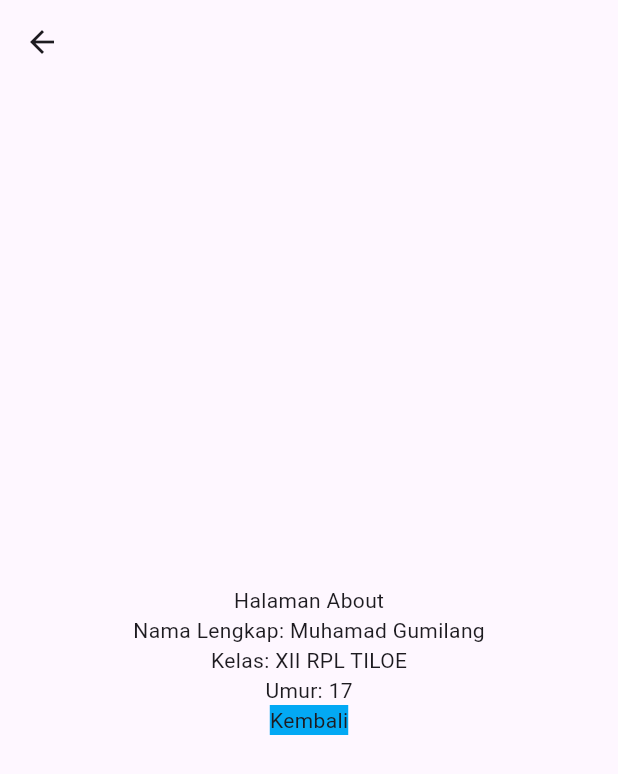
After one commit to muhamadgumilang/fluter-nyan, a Flutter app: the screen it shows after launch, after a tap on "pindah halaman about", on a phone screen of 412 x 824 dp. The commit adds this screen. Shown: the top 774 px of the screen. Run offline on Flutter 3.47's test engine with Material 3 defaults, Android fonts, the phone set to English and light mode, and no system bars; network calls fail.

Commit message:
navigation

```diff
--- /dev/null
+++ b/lib/Navigation/about_page.dart
@@ -0,0 +1,42 @@
+import 'package:flutter/material.dart';
+
+class AboutPage extends StatelessWidget {
+  final String nama, kelas;
+  final int umur;
+
+
+  AboutPage({
+    super.key,
+    required this.nama,
+    required this.kelas,
+    required this.umur
+  });
+
+
+  @override
+  Widget build(BuildContext context) {
+    return Scaffold(
+      appBar: AppBar(),
+      body: Center(
+        child: Column(
+          mainAxisAlignment: MainAxisAlignment.center,
+          children: [
+            Text("Halaman About"),
+            Text("Nama Lengkap: ${nama}"),
+             Text("Kelas: ${kelas}"),
+             Text("Umur: ${umur}"),
+            GestureDetector(
+              onTap: () {
+                Navigator.pop(context);
+              },
+              child: Container(
+                color: Colors.lightBlue,
+                child: Text("Kembali"),
+              ),
+            )
+          ],
+        ),
+      ),
+    );
+  }
+}
--- /dev/null
+++ b/lib/Navigation/contoh_nav.dart
@@ -0,0 +1,68 @@
+import 'package:flutter/material.dart';
+import 'package:flutter_gumilang/Navigation/about_page.dart';
+
+class Contoh extends StatelessWidget {
+  const Contoh({super.key});
+
+  @override
+  Widget build(BuildContext context) {
+    return Scaffold(
+
+      body: Center(
+        child: Column(
+          children: [
+            ElevatedButton(onPressed: () {
+              Navigator.push(
+                context,
+              MaterialPageRoute(
+                builder: (context) {
+                  return AboutPage(
+                    nama: "Muhamad Gumilang",
+                    kelas: "XII RPL TILOE",
+                    umur: 17,
+                  );
+                }
+                ),
+                );
+            },
+            child: Text("pindah halaman about")
+            ),
+              ElevatedButton(
+                  onPressed: () {
+                 Navigator.pushNamed(context, '/grid');
+                 },
+                  child: Text("Latihan Grid"),
+               ),
+                ElevatedButton(
+                  onPressed: () {
+                 Navigator.pushNamed(context, '/list');
+                 },
+                  child: Text("Latihan list"),
+               ),
+               ElevatedButton(
+                  onPressed: () {
+                 Navigator.pushNamed(context, '/latihanlist');
+                 },
+                  child: Text("Latihan List"),
+               ),
+               ElevatedButton(
+                  onPressed: () {
+                 Navigator.pushNamed(context, '/latihanrowcolumn');
+                 },
+                  child: Text("Latihan Row/Column"),
+               ),
+               ElevatedButton(
+                  onPressed: () {
+                 Navigator.pushNamed(context, '/latihansizebox');
+                 },
+                  child: Text("Latihan Sizebox"),
+               ),
+
+
+          ],
+        ),
+
+      ),
+    );
+  }
+}
--- a/lib/gridview/grid_builder.dart
+++ b/lib/gridview/grid_builder.dart
@@ -32,7 +32,9 @@ class GridBuilderWidget extends StatelessWidget {
 
   @override
   Widget build(BuildContext context) {
-    return GridView.builder(
+    return Scaffold(
+      appBar: AppBar(),
+        body:  GridView.builder(
           padding: EdgeInsets.all(10),
           itemCount: produk.length,
           gridDelegate: SliverGridDelegateWithFixedCrossAxisCount(
@@ -60,6 +62,8 @@ class GridBuilderWidget extends StatelessWidget {
                 ),
               );
             },
+        ),
+
     );
   }
 }
--- a/lib/listview_widget/list_builder_widget.dart
+++ b/lib/listview_widget/list_builder_widget.dart
@@ -9,7 +9,9 @@ class ListBuilderWidget extends StatelessWidget {
 
   @override
   Widget build(BuildContext context) {
-    return ListView.builder(
+    return Scaffold(
+      appBar: AppBar(),
+        body:  ListView.builder(
           itemCount: partai.length,
           itemBuilder: (context, index) {
             return Container(
@@ -18,6 +20,7 @@ class ListBuilderWidget extends StatelessWidget {
             child: Center(child: Text(partai[index].toString())),
             );
           },
+        ),
     );
   }
 }
--- a/lib/main.dart
+++ b/lib/main.dart
@@ -1,4 +1,5 @@
 import 'package:flutter/material.dart';
+import 'package:flutter_gumilang/Navigation/contoh_nav.dart';
 import 'package:flutter_gumilang/container_widget/container_widget.dart';
 import 'package:flutter_gumilang/container_widget/latihan_container.dart';
 import 'package:flutter_gumilang/gridview/gird_basic.dart';
@@ -34,14 +35,26 @@ class MyApp extends StatelessWidget {
   @override
   Widget build(BuildContext Context) {
     return MaterialApp(
-      debugShowCheckedModeBanner: false,
-      home: Scaffold(
-        appBar : AppBar(
-          title: Text("Latihan"),
-          backgroundColor: Colors.white,
-        ), // AppBar
-        body: GridLatihanWidget() // Center
-      ) //Scaffold
+      initialRoute: '/',
+      routes: {
+        // Maping From route name to page
+        '/':(context) => Contoh(),
+        '/grid':(context) => GridBuilderWidget(),
+        '/list' :(context) => ListBuilderWidget(),
+        '/latihanlist' :(context) => LatihanView(),
+        '/latihanrowcolumn' :(context) => Latihan(),
+        '/latihansizebox' :(context) => LatihanPakaceDua(),
+
+
+      },
+
+
+      // debugShowCheckedModeBanner: false,
+      // home: Scaffold(appBar : AppBar( title: Text("Latihan"),
+      //     backgroundColor: Colors.white,
+      //   ), // AppBar
+      //   body: Contoh() // Center
+      // ) //Scaffold
     ); // MaterialApp
   }
 }
```
Also changed, not shown: lib/size_box_Stack/Latihancopas.dart (+0 -109 lines). Lines whose indentation alone changed are shown as unchanged.
